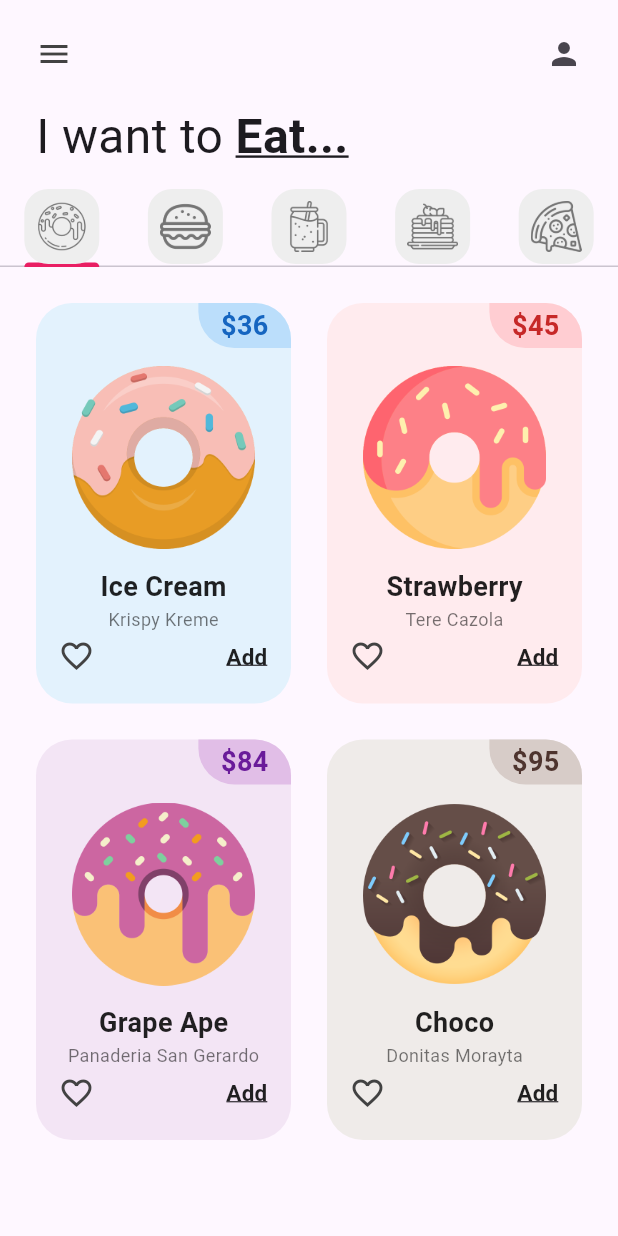
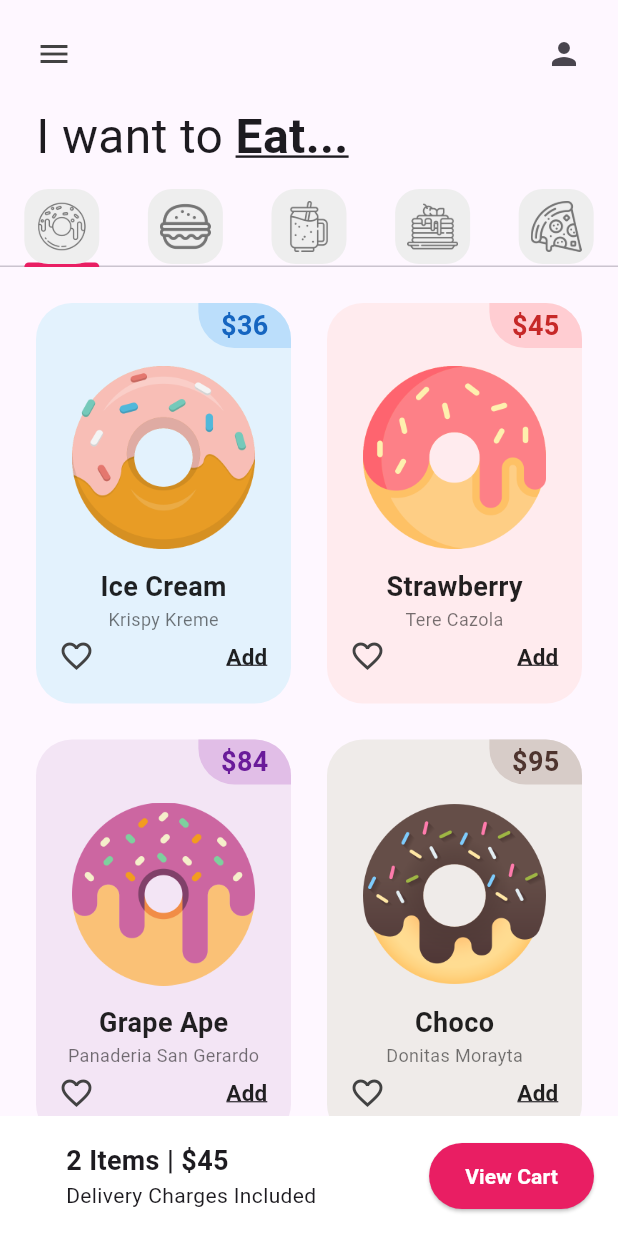
Before and after one commit to Eduardo450/donut_app_4sa, a Flutter app: the screen it shows after launch, on a phone screen of 412 x 824 dp. Run offline on Flutter 3.47's test engine with Material 3 defaults, Android fonts, the phone set to English and light mode, and no system bars.

Commit message:
ShoppingCart added

```diff
--- a/lib/pages/home_page.dart
+++ b/lib/pages/home_page.dart
@@ -1,3 +1,4 @@
+import 'package:donut_app_4sa/pages/utils/shopping_cart.dart';
 import 'package:flutter/material.dart';
 import 'package:donut_app_4sa/pages/utils/my_tab.dart';
 import 'package:donut_app_4sa/tabs/donut_tab.dart';
@@ -71,8 +72,9 @@ class _HomePageState extends State<HomePage> {
               PancakesTab(),
               PizzaTab(),
             ]),
-          )
+          ),
           //4. Carrito (Cart)
+          const ShoppingCart()
           ],
         ),
       ),
--- /dev/null
+++ b/lib/pages/utils/shopping_cart.dart
@@ -0,0 +1,47 @@
+import 'package:flutter/material.dart';
+
+class ShoppingCart extends StatelessWidget {
+  const ShoppingCart({
+    super.key,
+  });
+
+  @override
+  Widget build(BuildContext context) {
+    return Container(
+      color: Colors.white,
+      padding: const EdgeInsets.all(16),
+      child: Row(
+        mainAxisAlignment: MainAxisAlignment.spaceBetween,
+        children: [
+          Padding(
+            padding: const EdgeInsets.only(left: 28),
+            child: Column(
+              crossAxisAlignment: CrossAxisAlignment.start,
+              children: [
+                Text(
+                  "2 Items | \$45",
+                  style: TextStyle(fontWeight: FontWeight.bold, fontSize: 18),
+                ),
+                Text("Delivery Charges Included"),
+              ],
+            ),
+          ),
+          ElevatedButton(
+            onPressed: () {},
+            style: ElevatedButton.styleFrom(
+              backgroundColor: Colors.pink,
+              padding: const EdgeInsets.symmetric(horizontal: 24, vertical: 12),
+            ),
+            child: const Text(
+              "View Cart",
+              style: TextStyle(
+                color: Colors.white,
+                fontWeight: FontWeight.bold,
+              ),
+            ),
+          ),
+        ],
+      ),
+    );
+  }
+}
```
